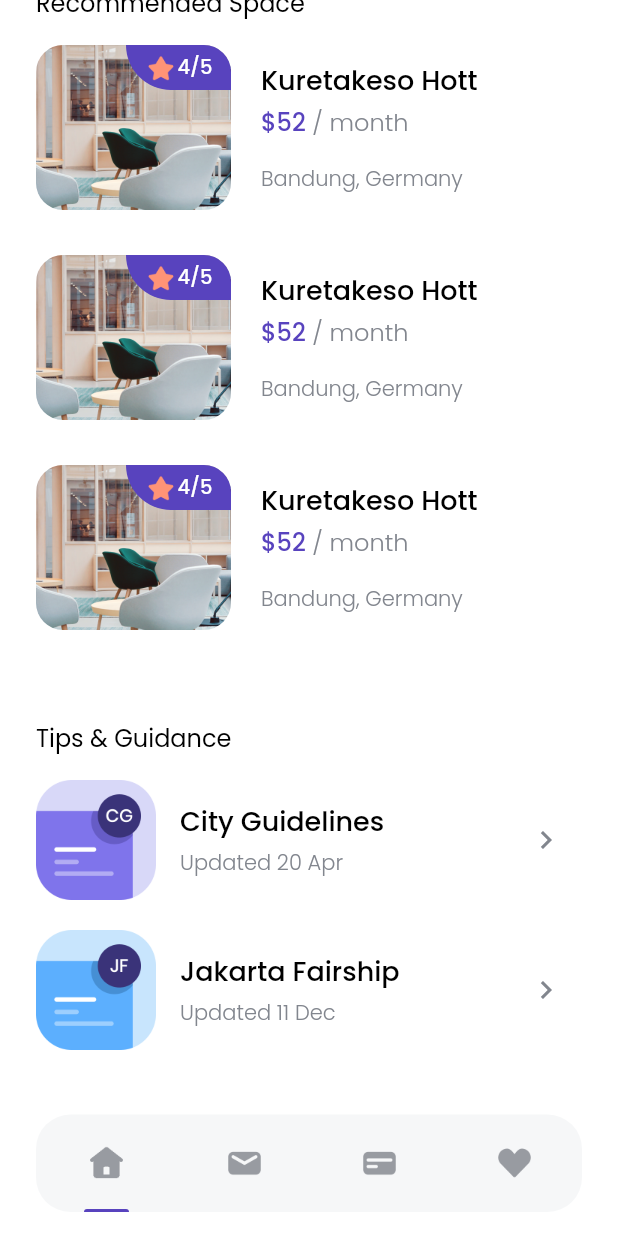
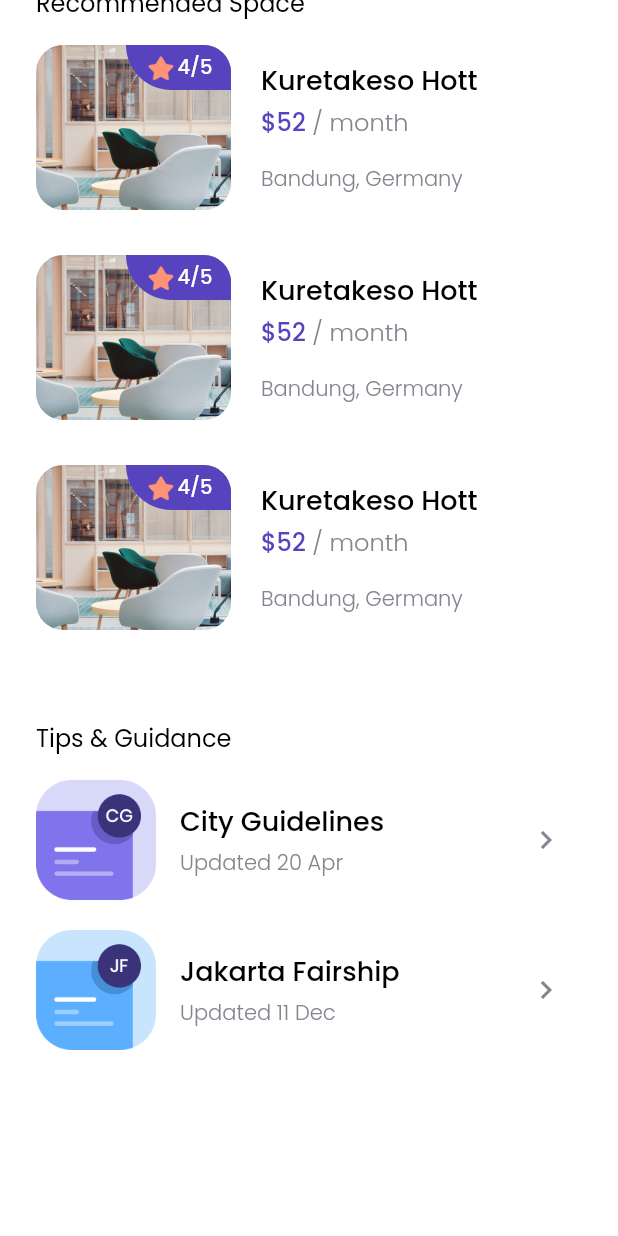
Before and after one commit to Bangik/flutter-houseapp-dicoding, a Flutter app: the HomePage screen opened directly, scrolled down 346 dp, on a phone screen of 412 x 824 dp. Run offline on Flutter 3.47's test engine with Material 2 defaults, Android fonts, the phone set to English and light mode, and no system bars; our stand-ins replace google_fonts.

Commit message:
home page

```diff
--- a/lib/pages/home_page.dart
+++ b/lib/pages/home_page.dart
@@ -1,6 +1,7 @@
 import 'package:flutter/material.dart';
+import 'package:houseapp/model/city.dart';
+import 'package:houseapp/model/space.dart';
 import 'package:houseapp/theme.dart';
-import 'package:houseapp/widgets/bottom_navbar_item.dart';
 import 'package:houseapp/widgets/city_card.dart';
 import 'package:houseapp/widgets/space_card.dart';
 import 'package:houseapp/widgets/tips_card.dart';
@@ -34,7 +35,7 @@ class HomePage extends StatelessWidget {
             Padding(
               padding: EdgeInsets.only(left: edge),
               child: Text(
-                'Mencari kosan yang cozy',
+                'Find your dream house',
                 style: greyTextStyle.copyWith(
                   fontSize: 16,
                 ),
@@ -59,43 +60,22 @@ class HomePage extends StatelessWidget {
               height: 150,
               child: ListView(
                 scrollDirection: Axis.horizontal,
-                children: const [
+                children: [
                   SizedBox(
-                    width: 24,
+                    width: edge,
                   ),
-                  CityCard(
-                    cityName: 'Jakarta',
-                    imageUrl: 'assets/city1.png',
-                  ),
-                  SizedBox(
-                    width: 20,
-                  ),
-                  CityCard(
-                    cityName: 'Bandung',
-                    imageUrl: 'assets/city2.png',
-                    isPopular: true,
-                  ),
-                  SizedBox(
-                    width: 20,
-                  ),
-                  CityCard(
-                    cityName: 'Surabaya',
-                    imageUrl: 'assets/city3.png',
-                  ),
-                  CityCard(
-                    cityName: 'Palembang',
-                    imageUrl: 'assets/city4.png',
-                  ),
-                  CityCard(
-                    cityName: 'Aceh',
-                    imageUrl: 'assets/city5.png',
-                  ),
-                  CityCard(
-                    cityName: 'Bogor',
-                    imageUrl: 'assets/city6.png',
-                  ),
-                  SizedBox(
-                    width: 24,
+                  // loop all cities
+                  for (var i = 0; i < cities.length; i++)
+                    Padding(
+                      padding: const EdgeInsets.only(right: 20),
+                      child: CityCard(
+                        cityName: cities[i].cityName,
+                        imageUrl: cities[i].imageUrl,
+                        isPopular: cities[i].isPopular,
+                      ),
+                    ),
+                  const SizedBox(
+                    width: 4,
                   ),
                 ],
               ),
@@ -117,20 +97,13 @@ class HomePage extends StatelessWidget {
             ),
             Padding(
               padding: EdgeInsets.symmetric(horizontal: edge),
-              child: const Column(
+              child: Column(
                 children: [
-                  SpaceCard(),
-                  SizedBox(
-                    height: 30,
-                  ),
-                  SpaceCard(),
-                  SizedBox(
-                    height: 30,
-                  ),
-                  SpaceCard(),
-                  SizedBox(
-                    height: 30,
-                  ),
+                  for(var i = 0; i < spaces.length; i++)
+                    Padding(
+                      padding: const EdgeInsets.only(bottom: 30),
+                      child: SpaceCard(spaces: spaces[i])
+                    ),
                 ],
               ),
             ),
@@ -175,37 +148,6 @@ class HomePage extends StatelessWidget {
           ],
         ),
       ),
-      floatingActionButton: Container(
-        height: 65,
-        width: MediaQuery.of(context).size.width - (2 * edge),
-        margin: EdgeInsets.symmetric(horizontal: edge),
-        decoration: BoxDecoration(
-          color: const Color(0xffF6F7F8),
-          borderRadius: BorderRadius.circular(23),
-        ),
-        child: const Row(
-          mainAxisAlignment: MainAxisAlignment.spaceAround,
-          children: [
-            BottomNavbarItem(
-              imageUrl: 'assets/icon_home.png',
-              isActive: true,
-            ),
-            BottomNavbarItem(
-              imageUrl: 'assets/icon_email.png',
-              isActive: false,
-            ),
-            BottomNavbarItem(
-              imageUrl: 'assets/icon_card.png',
-              isActive: false,
-            ),
-            BottomNavbarItem(
-              imageUrl: 'assets/icon_love.png',
-              isActive: false,
-            ),
-          ],
-        ),
-      ),
-      floatingActionButtonLocation: FloatingActionButtonLocation.centerFloat,
     );
   }
 }
```
